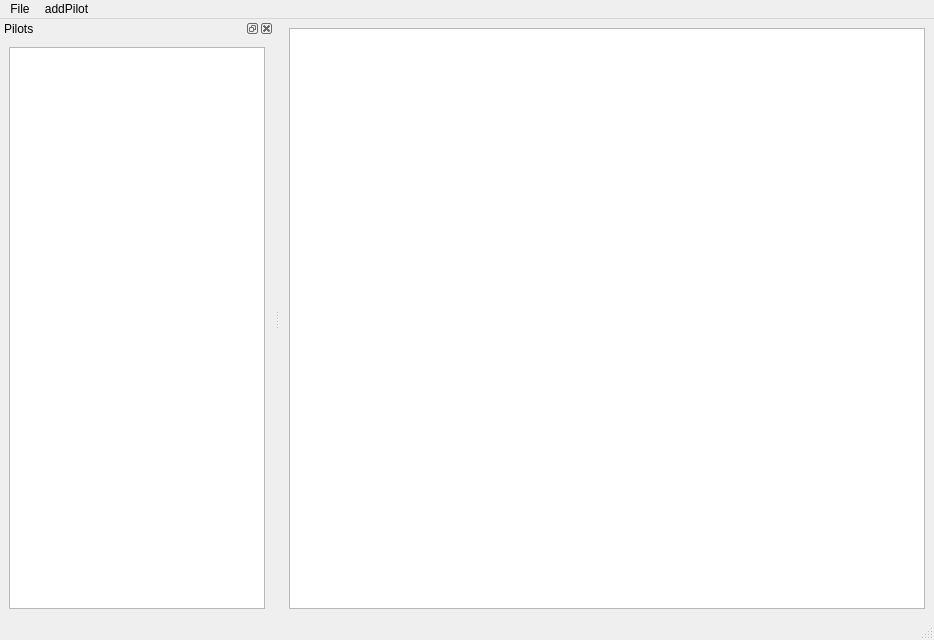
This is Qt/battleViewerDialog.ui in mauriciodev/mywing as Qt 5 draws it before an edit. The edited form follows.
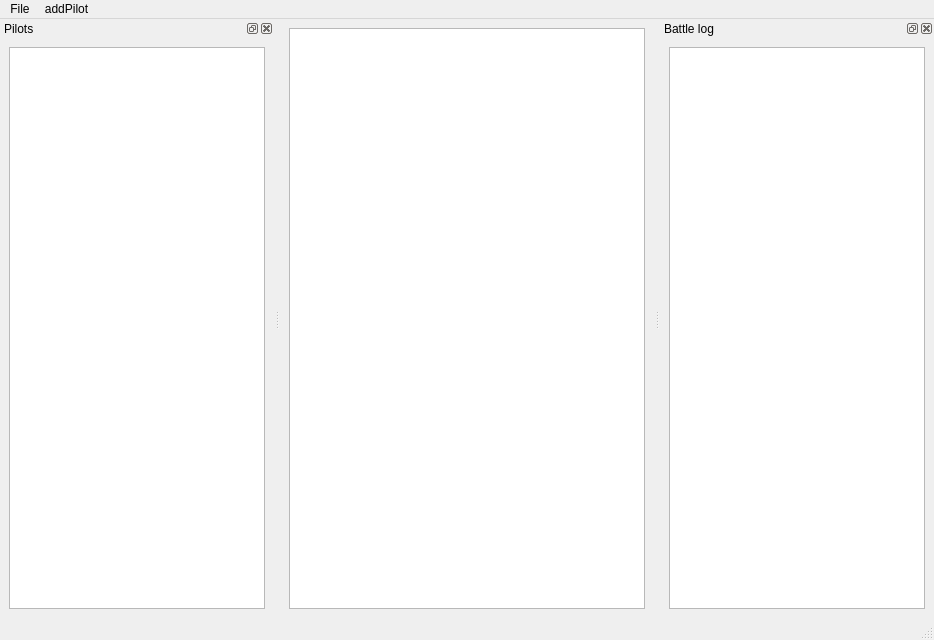
This is the edited form.

```diff
--- a/Qt/battleViewerDialog.ui
+++ b/Qt/battleViewerDialog.ui
@@ -67,9 +67,38 @@
     <number>1</number>
    </attribute>
    <widget class="QWidget" name="dockWidgetContents">
+    <layout class="QGridLayout" name="gridLayout_2">
+     <item row="0" column="0">
+      <widget class="QListWidget" name="listWidget">
+       <property name="minimumSize">
+        <size>
+         <width>90</width>
+         <height>0</height>
+        </size>
+       </property>
+      </widget>
+     </item>
+    </layout>
+   </widget>
+  </widget>
+  <widget class="QDockWidget" name="dockWidget_2">
+   <property name="windowTitle">
+    <string>Battle log</string>
+   </property>
+   <attribute name="dockWidgetArea">
+    <number>2</number>
+   </attribute>
+   <widget class="QWidget" name="dockWidgetContents_2">
     <layout class="QGridLayout" name="gridLayout">
      <item row="0" column="0">
-      <widget class="QListWidget" name="listWidget"/>
+      <widget class="QTextEdit" name="logTextEdit">
+       <property name="minimumSize">
+        <size>
+         <width>200</width>
+         <height>0</height>
+        </size>
+       </property>
+      </widget>
      </item>
     </layout>
    </widget>
```
Left out of the diff: 10 changed lines with no effect on the pictures.
